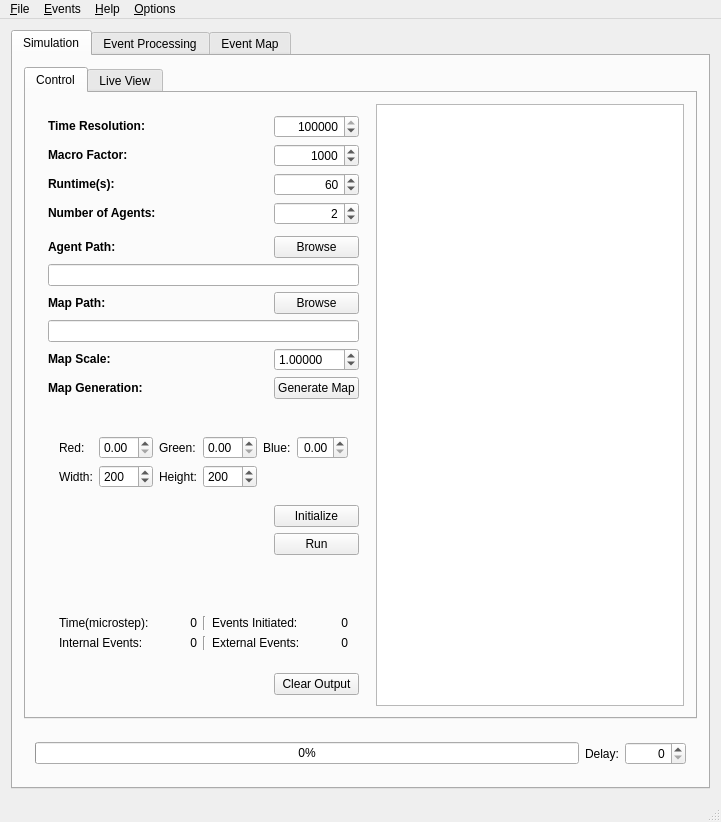
First picture: the form in mainwindow.ui, repository sojoe02/RANA, before the edit.
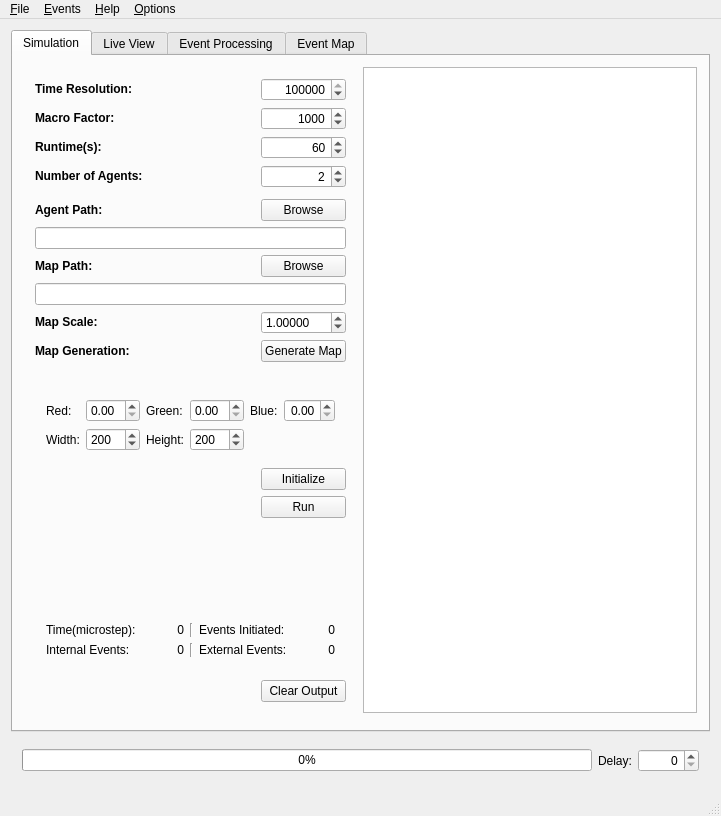
Second picture: the form after the edit. The open tabs and pages were chosen to show the change.

Patch:
```diff
--- a/mainwindow.ui
+++ b/mainwindow.ui
@@ -25,18 +25,8 @@
         <string>Simulation</string>
        </attribute>
        <layout class="QGridLayout" name="gridLayout_10">
-        <item row="0" column="0">
-         <widget class="QTabWidget" name="tabWidget_2">
-          <property name="currentIndex">
-           <number>0</number>
-          </property>
-          <widget class="QWidget" name="tab_4">
-           <attribute name="title">
-            <string>Control</string>
-           </attribute>
-           <layout class="QGridLayout" name="gridLayout_11">
-            <item row="0" column="1">
-             <widget class="QTextBrowser" name="outputTextBrowser"/>
+        <item row="2" column="2">
+         <widget class="QWidget" name="widget_6" native="true"/>
             </item>
             <item row="0" column="0">
              <widget class="QWidget" name="widget_3" native="true">
@@ -643,9 +633,12 @@
               </layout>
              </widget>
             </item>
-           </layout>
-          </widget>
-          <widget class="QWidget" name="tab_5">
+        <item row="0" column="1" colspan="2">
+         <widget class="QTextBrowser" name="outputTextBrowser"/>
+        </item>
+       </layout>
+      </widget>
+      <widget class="QWidget" name="simLiveView">
            <attribute name="title">
             <string>Live View</string>
            </attribute>
@@ -725,64 +718,6 @@
             </item>
            </layout>
           </widget>
-         </widget>
-        </item>
-        <item row="2" column="0">
-         <widget class="QWidget" name="widget_6" native="true"/>
-        </item>
-        <item row="3" column="0">
-         <widget class="QWidget" name="widget_7" native="true">
-          <layout class="QGridLayout" name="gridLayout_12">
-           <item row="0" column="0">
-            <widget class="QProgressBar" name="progressBar">
-             <property name="sizePolicy">
-              <sizepolicy hsizetype="MinimumExpanding" vsizetype="Fixed">
-               <horstretch>0</horstretch>
-               <verstretch>0</verstretch>
-              </sizepolicy>
-             </property>
-             <property name="minimumSize">
-              <size>
-               <width>0</width>
-               <height>0</height>
-              </size>
-             </property>
-             <property name="baseSize">
-              <size>
-               <width>350</width>
-               <height>0</height>
-              </size>
-             </property>
-             <property name="value">
-              <number>0</number>
-             </property>
-            </widget>
-           </item>
-           <item row="0" column="2">
-            <widget class="QSpinBox" name="delaySpinBox">
-             <property name="alignment">
-              <set>Qt::AlignRight|Qt::AlignTrailing|Qt::AlignVCenter</set>
-             </property>
-             <property name="maximum">
-              <number>10000</number>
-             </property>
-             <property name="singleStep">
-              <number>100</number>
-             </property>
-            </widget>
-           </item>
-           <item row="0" column="1">
-            <widget class="QLabel" name="label_9">
-             <property name="text">
-              <string>Delay:</string>
-             </property>
-            </widget>
-           </item>
-          </layout>
-         </widget>
-        </item>
-       </layout>
-      </widget>
       <widget class="QWidget" name="vis_controlTab">
        <attribute name="title">
         <string>Event Processing</string>
@@ -1149,6 +1084,57 @@
       </widget>
      </widget>
     </item>
+    <item row="2" column="0">
+     <widget class="QWidget" name="simGeneralWidget" native="true">
+      <layout class="QGridLayout" name="gridLayout_12">
+       <item row="0" column="0">
+        <widget class="QProgressBar" name="progressBar">
+         <property name="sizePolicy">
+          <sizepolicy hsizetype="MinimumExpanding" vsizetype="Fixed">
+           <horstretch>0</horstretch>
+           <verstretch>0</verstretch>
+          </sizepolicy>
+         </property>
+         <property name="minimumSize">
+          <size>
+           <width>0</width>
+           <height>0</height>
+          </size>
+         </property>
+         <property name="baseSize">
+          <size>
+           <width>350</width>
+           <height>0</height>
+          </size>
+         </property>
+         <property name="value">
+          <number>0</number>
+         </property>
+        </widget>
+       </item>
+       <item row="0" column="2">
+        <widget class="QSpinBox" name="delaySpinBox">
+         <property name="alignment">
+          <set>Qt::AlignRight|Qt::AlignTrailing|Qt::AlignVCenter</set>
+         </property>
+         <property name="maximum">
+          <number>10000</number>
+         </property>
+         <property name="singleStep">
+          <number>100</number>
+         </property>
+        </widget>
+       </item>
+       <item row="0" column="1">
+        <widget class="QLabel" name="label_9">
+         <property name="text">
+          <string>Delay:</string>
+         </property>
+        </widget>
+       </item>
+      </layout>
+     </widget>
+    </item>
    </layout>
   </widget>
   <widget class="QMenuBar" name="menuBar">
```
Left out of the diff: 30 changed lines with no effect on the pictures. Lines whose indentation alone changed are shown as unchanged.
